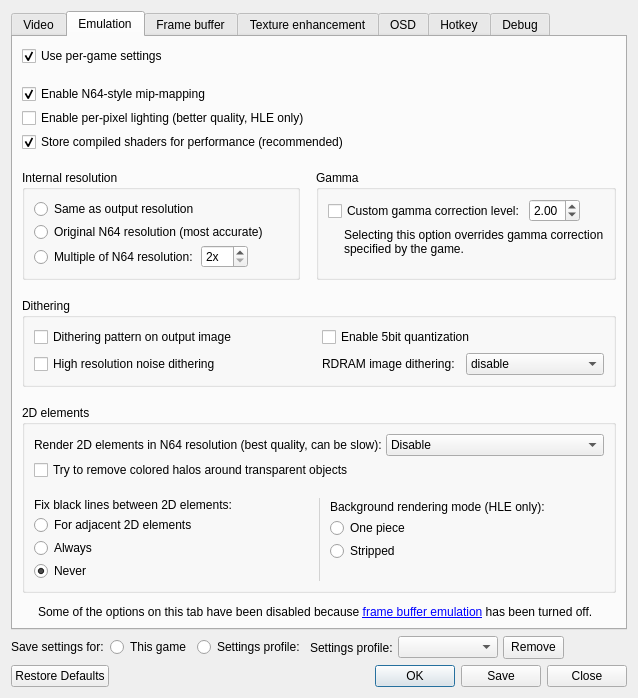
mupen64plus-ae/mupen64plus-ae, file mupen64plus-video-gliden64/upstream/src/GLideNUI/configDialog.ui: the form before one commit.
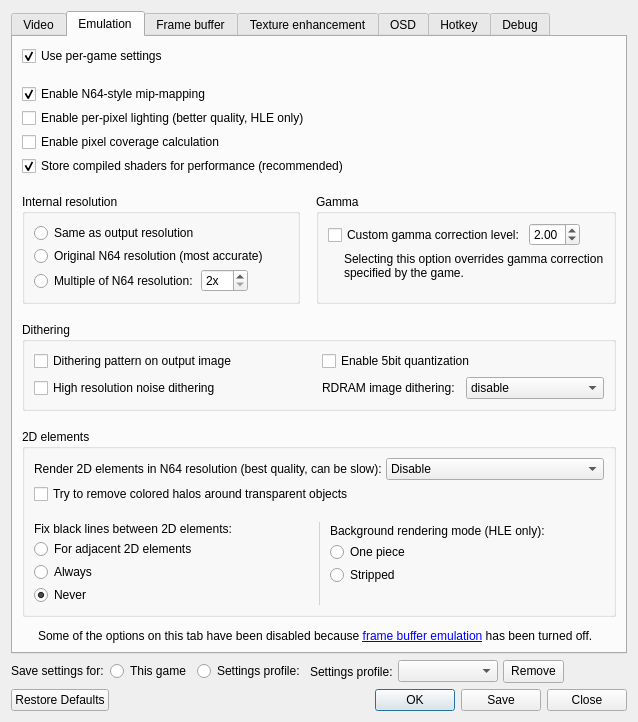
The form after the commit. The open tabs and pages were chosen to show the change. Icons and pictures are not drawn.

```diff
--- a/mupen64plus-video-gliden64/upstream/src/GLideNUI/configDialog.ui
+++ b/mupen64plus-video-gliden64/upstream/src/GLideNUI/configDialog.ui
@@ -1143,6 +1143,16 @@
               </property>
              </widget>
             </item>
+            <item>
+             <widget class="QCheckBox" name="enableCoverageCheckBox">
+              <property name="toolTip">
+               <string>&lt;html&gt;&lt;head/&gt;&lt;body&gt;&lt;p&gt;&lt;span style=&quot; font-weight:600;&quot;&gt;Enable pixel coverage calculation. &lt;/span&gt;&lt;/p&gt;&lt;p&gt;Enables approximated pixel coverage calculation. N64 uses pixel coverage for anti-aliasing and in some special blending modes. Some games have wire-frame mode aka 'pen and ink' mode. This mode also needs pixel coverage calculated. &lt;/p&gt;&lt;p&gt;[Recommended: Checked, unless performance is hurt]&lt;/p&gt;&lt;/body&gt;&lt;/html&gt;</string>
+              </property>
+              <property name="text">
+               <string>Enable pixel coverage calculation</string>
+              </property>
+             </widget>
+            </item>
             <item>
              <widget class="QCheckBox" name="enableShadersStorageCheckBox">
               <property name="toolTip">
```
